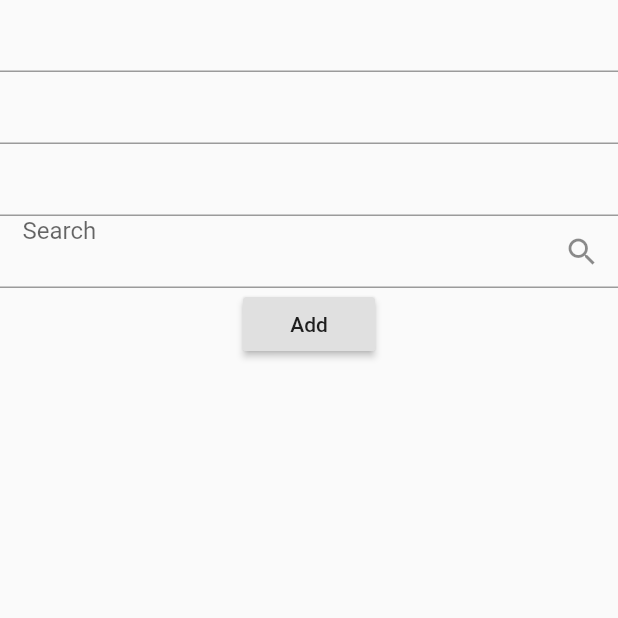
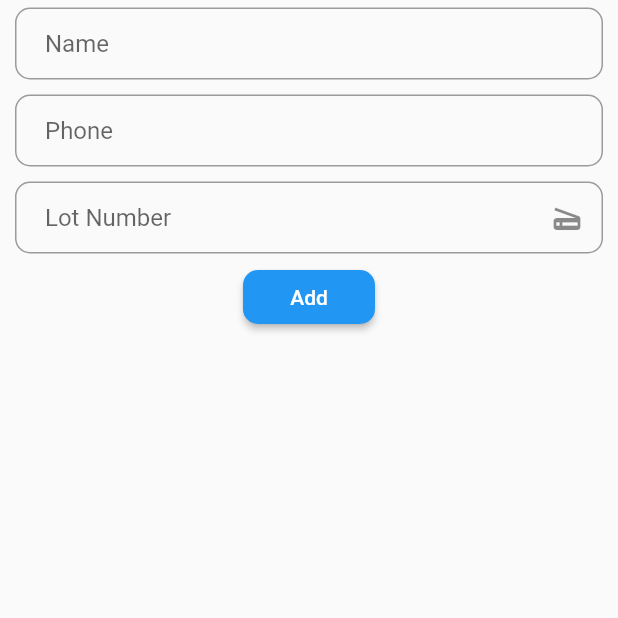
Before and after one commit to jhonsnoww/flutter-local-db, a Flutter app: the Home screen opened directly, on a phone screen of 412 x 824 dp, the top half of it. Run offline on Flutter 3.47's test engine with Material 2 defaults, Android fonts, the phone set to English and light mode, and no system bars; our stand-ins replace firebase_messaging, sqflite; accounts and stored records are empty.

```diff
--- a/lib/home.dart
+++ b/lib/home.dart
@@ -27,29 +27,57 @@ class _HomeState extends State<Home> {
     return Scaffold(
       body: Column(
         children: [
-          TextFormField(
-            controller: nameController,
+          Container(
+            margin: EdgeInsets.symmetric(horizontal: 10, vertical: 5),
+            child: TextFormField(
+              keyboardType: TextInputType.name,
+              textInputAction: TextInputAction.next,
+              decoration: InputDecoration(
+                  border: OutlineInputBorder(
+                      borderRadius: BorderRadius.circular(10)),
+                  hintText: "Name",
+                  contentPadding: EdgeInsets.only(left: 20)),
+              controller: nameController,
+            ),
           ),
-          TextFormField(
-            controller: phoneController,
+          Container(
+            margin: EdgeInsets.symmetric(horizontal: 10, vertical: 5),
+            child: TextFormField(
+              keyboardType: TextInputType.phone,
+              textInputAction: TextInputAction.next,
+              decoration: InputDecoration(
+                  border: OutlineInputBorder(
+                      borderRadius: BorderRadius.circular(10)),
+                  hintText: "Phone",
+                  contentPadding: EdgeInsets.only(left: 20)),
+              controller: phoneController,
+            ),
           ),
-          TextFormField(
-            controller: noController,
-          ),
-          TextFormField(
-            controller: searchController,
-            decoration: InputDecoration(
-              hintText: "Search",
-              contentPadding: EdgeInsets.only(left: 15),
-              suffixIcon: InkWell(
-                  child: Icon(Icons.search),
-                  onTap: () {
-                    search(searchController.text.toString());
-                  }),
+          Container(
+            margin: EdgeInsets.symmetric(horizontal: 10, vertical: 5),
+            child: TextFormField(
+              keyboardType: TextInputType.number,
+              textInputAction: TextInputAction.done,
+              decoration: InputDecoration(
+                  border: OutlineInputBorder(
+                      borderRadius: BorderRadius.circular(10)),
+                  suffixIcon:
+                      IconButton(icon: Icon(Icons.scanner), onPressed: () {}),
+                  // suffix:
+                  //     IconButton(icon: Icon(Icons.scanner), onPressed: () {}),
+                  hintText: "Lot Number",
+                  contentPadding: EdgeInsets.only(left: 20)),
+              controller: noController,
             ),
           ),
           RaisedButton(
-              child: Text("Add"),
+              color: Colors.blue.shade500,
+              shape: RoundedRectangleBorder(
+                  borderRadius: BorderRadius.circular(10)),
+              child: Text(
+                "Add",
+                style: TextStyle(color: Colors.white),
+              ),
               onPressed: () async {
                 Note note = Note();
                 note.name = nameController.text.toString();
@@ -64,7 +92,12 @@ class _HomeState extends State<Home> {
                       children: notes
                           .map((e) => Card(
                                 child: ListTile(
-                                  title: Text(e.no.toString()),
+                                  title: Row(
+                                    children: [
+                                      Text(e.no.toString()),
+                                      Text(e.created_at.toString()),
+                                    ],
+                                  ),
                                   subtitle: Text(e.name),
                                   trailing: FlatButton.icon(
                                       label: Text(e.phone),
--- a/lib/main.dart
+++ b/lib/main.dart
@@ -1,5 +1,7 @@
 import 'package:flutter/material.dart';
+import 'package:flutter_localdb/message.dart';
 
+import 'custom_input.dart';
 import 'home.dart';
 
 void main() {
@@ -11,12 +13,12 @@ class MyApp extends StatelessWidget {
   Widget build(BuildContext context) {
     return MaterialApp(
       debugShowCheckedModeBanner: false,
-      title: 'Test Local DB',
+      title: 'Local DB',
       home: Scaffold(
           appBar: AppBar(
             title: Text('Local DB'),
           ),
-          body: Home()),
+          body: MessageWidget()),
     );
   }
 }
--- a/pubspec.yaml
+++ b/pubspec.yaml
@@ -11,6 +11,7 @@ dependencies:
   cupertino_icons: ^0.1.3
   sqflite:
   path:
+  firebase_messaging: ^7.0.0
 
 dev_dependencies:
   flutter_test:
```
Also changed, not shown: lib/custom_input.dart (added, +89 -0 lines), lib/message.dart (added, +49 -0 lines), lib/model/msg.dart (added, +8 -0 lines), lib/place_holder.dart (added, +15 -0 lines), pubspec.lock, 4 other files.
